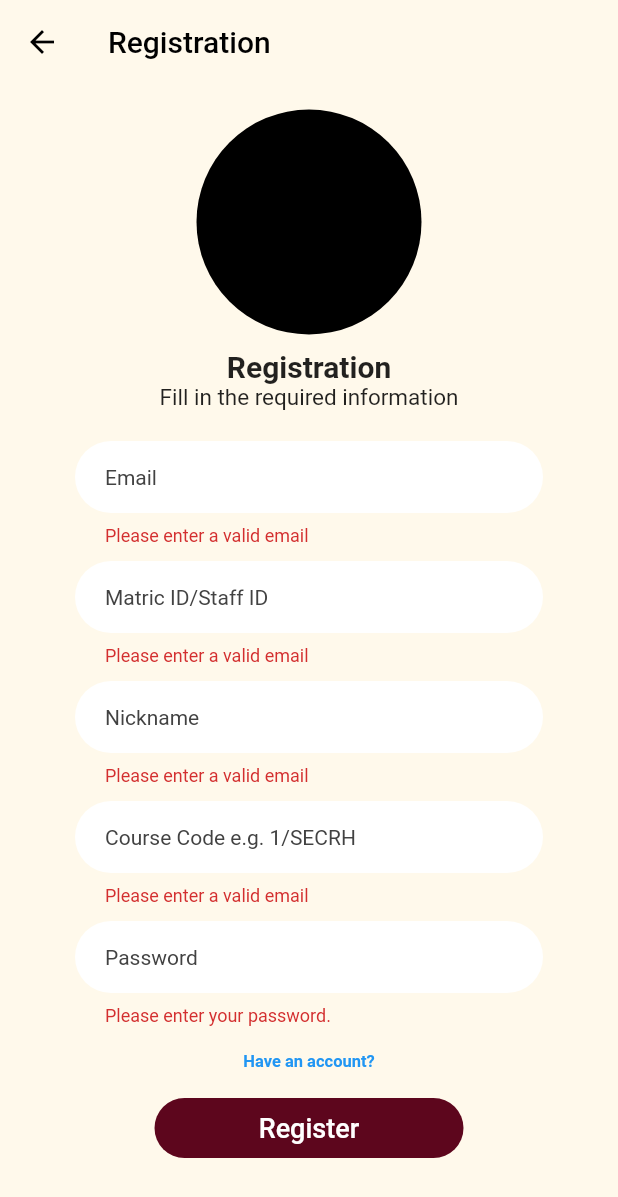
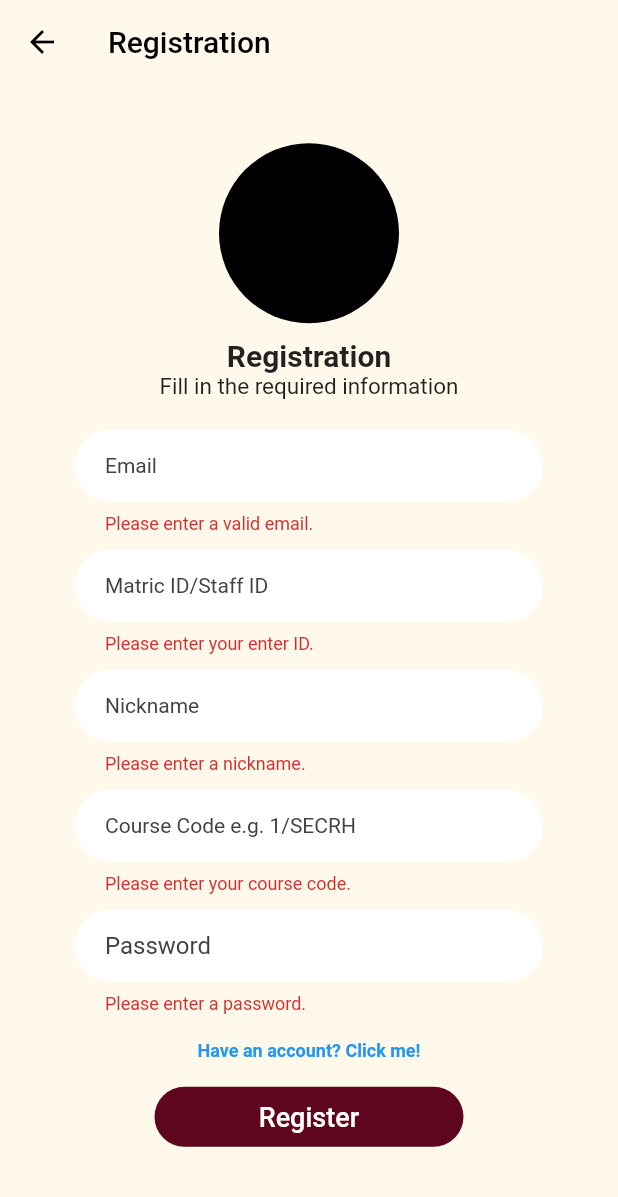
Before and after one commit to Loximity-oss/UTM-Study-Planner, a Flutter app: the registerPage screen opened directly, after a tap on "Register", on a phone screen of 412 x 824 dp. Shown: the top 1197 px of the screen. Run offline on Flutter 3.47's test engine with Material 2 defaults, Android fonts, the phone set to English and light mode, and no system bars; our stand-ins replace email_validator, flutter_calendar_carousel, flutter_local_notifications, font_awesome_flutter, hive, hive_flutter and 3 more; missing offline and left inert: mysql_client; accounts and stored records are empty; project files that could hold a hidden picture were left out.

Commit message:
register.dart merged with Aimann branch

```diff
--- a/utmstudyplanner_mobile/lib/views/register.dart
+++ b/utmstudyplanner_mobile/lib/views/register.dart
@@ -1,5 +1,6 @@
 import 'package:flutter/material.dart';
 import 'package:email_validator/email_validator.dart';
+import 'package:flutter/services.dart';
 import 'package:hive_flutter/hive_flutter.dart';
 import 'package:utmstudyplanner_mobile/views/register.dart';
 
@@ -15,7 +16,7 @@ class _registerPageState extends State<registerPage> {
   final TextEditingController courseInput = TextEditingController();
   final TextEditingController emailInput = TextEditingController();
   final TextEditingController usernameInput = TextEditingController();
-  final TextEditingController passwordInput = TextEditingController();
+  TextEditingController passwordInput = TextEditingController();
   final _formRegisterKey = GlobalKey<FormState>();
   bool visible = false;
 
@@ -38,8 +39,8 @@ class _registerPageState extends State<registerPage> {
             mainAxisAlignment: MainAxisAlignment.center,
             children: <Widget>[
               Container(
-              width: 150,
-              height: 150,
+                width: 120,
+                height: 120,
                 decoration: const BoxDecoration(color: Colors.black, shape: BoxShape.circle),
               ),
               const SizedBox(height: 5),
@@ -59,7 +60,7 @@ class _registerPageState extends State<registerPage> {
                             style: const TextStyle(fontSize: 14),
                             textInputAction: TextInputAction.next,
                             autovalidateMode: AutovalidateMode.onUserInteraction,
-                          validator: (value) => EmailValidator.validate(value!) ? null : "Please enter a valid email",
+                            validator: (value) => EmailValidator.validate(value!) ? null : "Please enter a valid email.",
                             enableSuggestions: false,
                             autocorrect: false,
                             decoration: InputDecoration(
@@ -76,14 +77,22 @@ class _registerPageState extends State<registerPage> {
                                 hintText: "Email",
                                 fillColor: Colors.white),
                           ),
+
+                          //Matric ID/Staff ID
                           const SizedBox(height: 10),
                           TextFormField(
                             style: const TextStyle(fontSize: 14),
                             textInputAction: TextInputAction.next,
                             autovalidateMode: AutovalidateMode.onUserInteraction,
-                          validator: (value) => EmailValidator.validate(value!) ? null : "Please enter a valid email",
-                          enableSuggestions: false,
-                          autocorrect: false,
+                            inputFormatters: [
+                              FilteringTextInputFormatter.allow(RegExp(r'[0-9,A-Z]')),
+                              LengthLimitingTextInputFormatter(9)],
+                            validator: (IDCheck) {
+                              if (IDCheck == null || IDCheck.isEmpty) {
+                                return 'Please enter your enter ID.';
+                              }
+                              return null;
+                            },
                             decoration: InputDecoration(
                                 contentPadding: const EdgeInsets.only(left: 20, right: 20),
                                 border: OutlineInputBorder(
@@ -98,14 +107,20 @@ class _registerPageState extends State<registerPage> {
                                 hintText: "Matric ID/Staff ID",
                                 fillColor: Colors.white),
                           ),
+
+
+                          //Nickname
                           const SizedBox(height: 10),
                           TextFormField(
                             style: const TextStyle(fontSize: 14),
                             textInputAction: TextInputAction.next,
                             autovalidateMode: AutovalidateMode.onUserInteraction,
-                          validator: (value) => EmailValidator.validate(value!) ? null : "Please enter a valid email",
-                          enableSuggestions: false,
-                          autocorrect: false,
+                            validator: (nicknameCheck) {
+                              if (nicknameCheck == null || nicknameCheck.isEmpty) {
+                                return 'Please enter a nickname.';
+                              }
+                              return null;
+                            },
                             decoration: InputDecoration(
                                 contentPadding: const EdgeInsets.only(left: 20, right: 20),
                                 border: OutlineInputBorder(
@@ -120,14 +135,24 @@ class _registerPageState extends State<registerPage> {
                                 hintText: "Nickname",
                                 fillColor: Colors.white),
                           ),
+
+
+                          //Course Code
                           const SizedBox(height: 10),
                           TextFormField(
+                            controller: courseInput,
                             style: const TextStyle(fontSize: 14),
                             textInputAction: TextInputAction.next,
                             autovalidateMode: AutovalidateMode.onUserInteraction,
-                          validator: (value) => EmailValidator.validate(value!) ? null : "Please enter a valid email",
-                          enableSuggestions: false,
-                          autocorrect: false,
+                            inputFormatters: [
+                              FilteringTextInputFormatter.allow(RegExp(r'[1-4,A-Z,/]')),
+                              LengthLimitingTextInputFormatter(7)],
+                            validator: (courseCheck) {
+                              if (courseCheck == null || courseCheck.isEmpty) {
+                                return 'Please enter your course code.';
+                              }
+                              return null;
+                            },
                             decoration: InputDecoration(
                                 contentPadding: const EdgeInsets.only(left: 20, right: 20),
                                 border: OutlineInputBorder(
@@ -142,22 +167,33 @@ class _registerPageState extends State<registerPage> {
                                 hintText: "Course Code e.g. 1/SECRH",
                                 fillColor: Colors.white),
                           ),
+
+
+                          //Password
                           const SizedBox(height: 10),
                           TextFormField(
-                          textInputAction: TextInputAction.done,
+                            controller: passwordInput,
+                            obscureText: true,
+                            textInputAction: TextInputAction.next,
                             autovalidateMode: AutovalidateMode.onUserInteraction,
-                          validator:  (value) => value == null || value.isEmpty ? 'Please enter your password.' : null,
-                          style: const TextStyle(fontSize: 14),
-                          obscureText: true,
-                          enableSuggestions: false,
-                          autocorrect: false,
+                            validator: (passwordCheck) {
+                              if (passwordCheck == null || passwordCheck.isEmpty) {
+                                return 'Please enter a password.';
+                              }
+                              if (passwordCheck.trim().length < 8){
+                                return 'Password must be at least 8 characters.';
+                              }
+                              return null;
+                            },
                             decoration: InputDecoration(
                                 contentPadding: const EdgeInsets.only(left: 20, right: 20),
+
                                 border: OutlineInputBorder(
                                   borderRadius: BorderRadius.circular(30.0),
                                   borderSide: const BorderSide(
                                     width: 0,
                                     style: BorderStyle.none,
+
                                   ),
                                 ),
                                 filled: true,
@@ -165,9 +201,11 @@ class _registerPageState extends State<registerPage> {
                                 hintText: "Password",
                                 fillColor: Colors.white),
                           ),
+
+
                           TextButton(
                             child:
-                          const Text("Have an account?", style: TextStyle(fontSize: 11, fontWeight: FontWeight.bold)),
+                            const Text("Have an account? Click me!", style: TextStyle(fontSize: 12, fontWeight: FontWeight.bold)),
                             onPressed: () {
                               Navigator.push(context,
                                 MaterialPageRoute(builder: (context) => const registerPage()),
```
Lines whose indentation alone changed are shown as unchanged.
